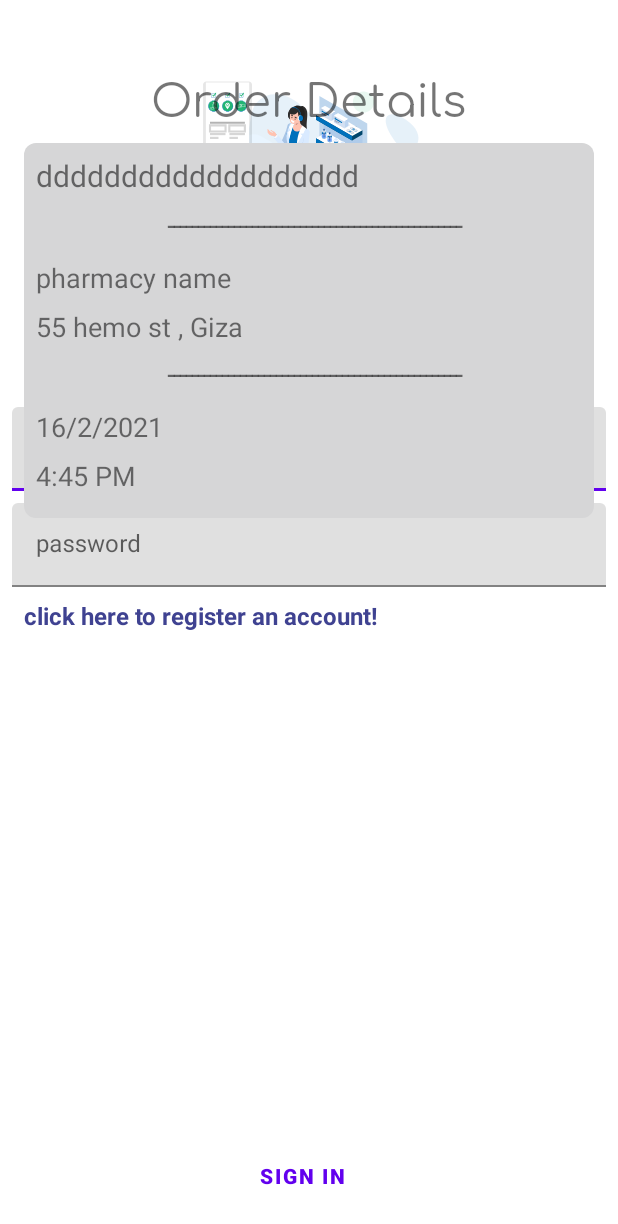
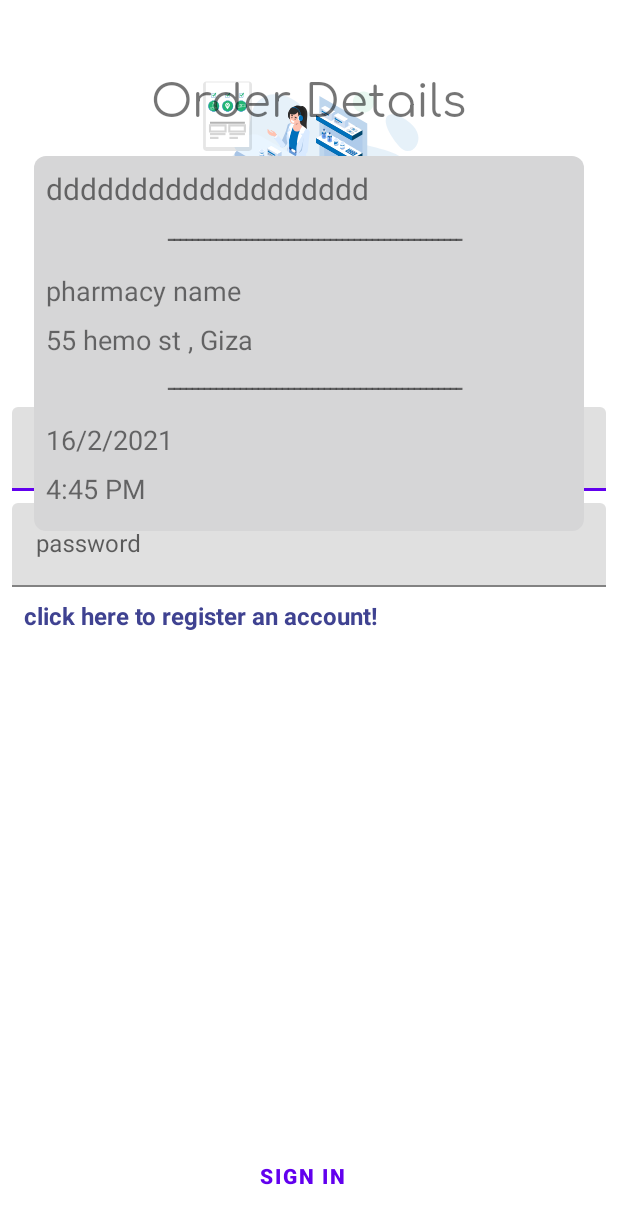
Before and after one commit to AmrMekhemar/PharmacyDialler, an Android app: the fragment SpecificOrderFragment placed in its activity, on a phone screen of 412 x 824 dp. Shown: the top 1224 px of the screen. Run offline under Robolectric (Android 15) with nearby library versions, the phone set to English and light mode, and no system bars; our stand-ins replace navigation-ui; libraries missing offline, so code that uses them is left out: splitties.init.appCtx, splitties.toast.toast; 5 statements that could not run were skipped.

```diff
--- a/app/src/main/res/layout/fragment_specific_order.xml
+++ b/app/src/main/res/layout/fragment_specific_order.xml
@@ -21,6 +21,8 @@
         android:layout_marginEnd="@dimen/margin_small"
         android:backgroundTint="@color/blue_300"
         app:cardCornerRadius="@dimen/margin_small"
+        app:cardUseCompatPadding="true"
+        app:cardElevation="4dp"
         app:layout_constraintEnd_toEndOf="parent"
         app:layout_constraintStart_toStartOf="parent"
         app:layout_constraintTop_toBottomOf="@+id/PrescriptionDetails">
```
Also changed, not shown: app/src/main/res/layout/news_item.xml (+6 -3 lines).
